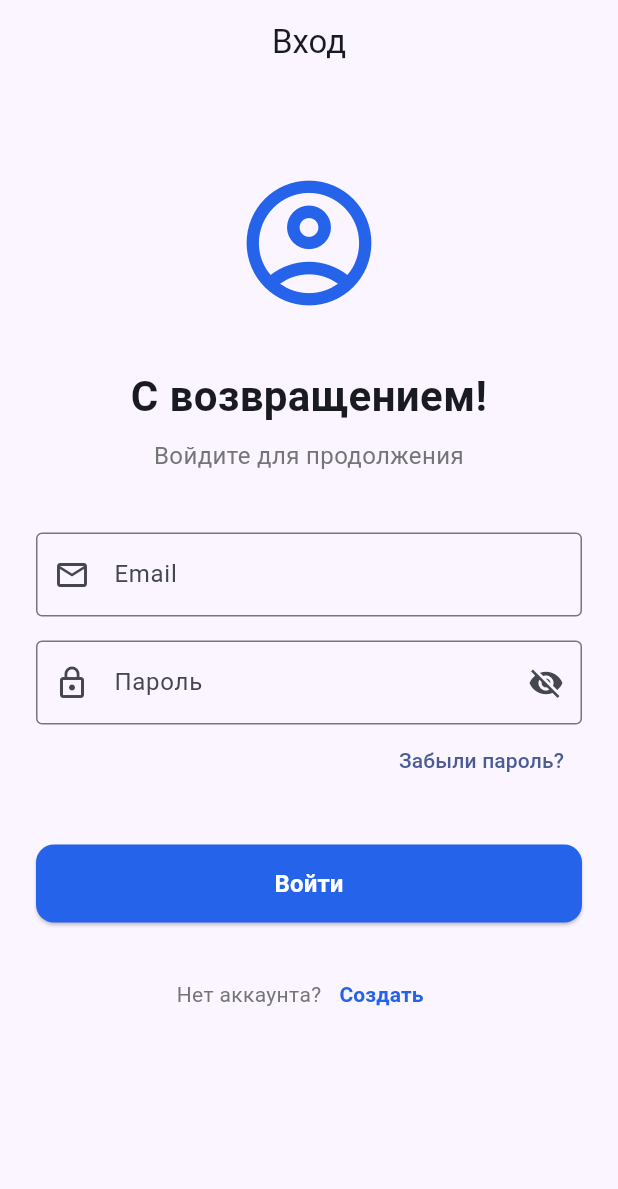
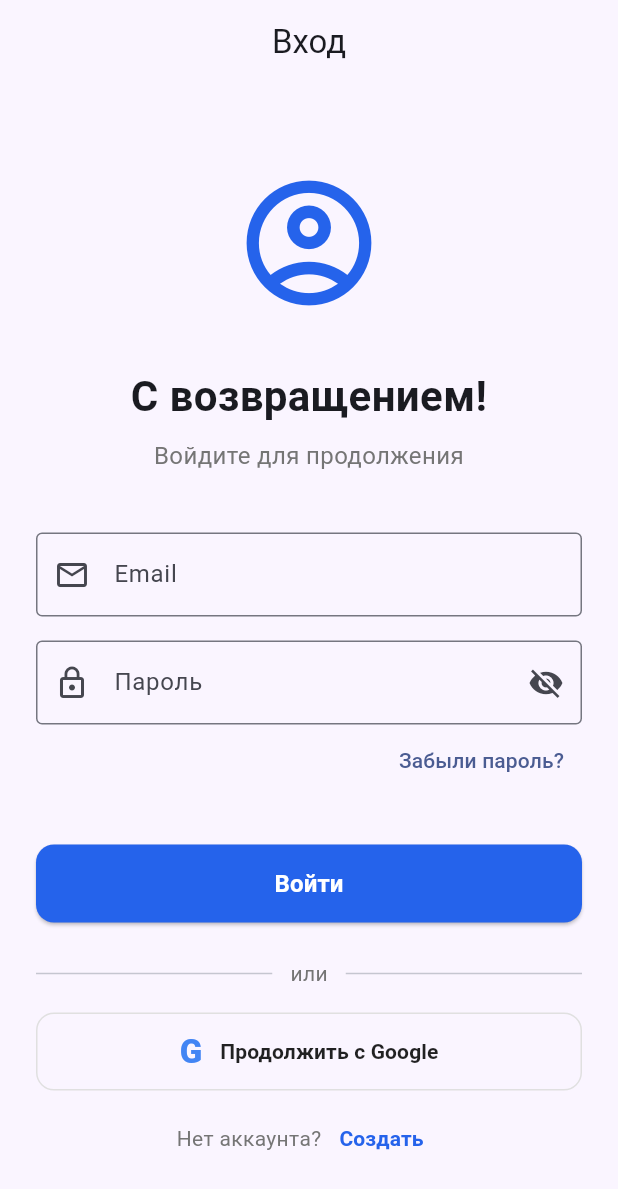
Before and after one commit to Galander2/automarketglobal, a Flutter app: the screen it shows after launch, on a phone screen of 412 x 824 dp. Shown: the top 1189 px of the screen. Run offline on Flutter 3.47's test engine with Material 3 defaults, Android fonts, the phone set to English and light mode, and no system bars; our stand-ins replace cloud_firestore, firebase_auth, firebase_core, google_sign_in, image_picker, shared_preferences; accounts and stored records are empty.

Commit message:
Add secure Google sign-in

```diff
--- a/lib/repositories/auth_repository.dart
+++ b/lib/repositories/auth_repository.dart
@@ -58,6 +58,12 @@ class AuthProvider extends ChangeNotifier {
         _currentUser = user;
         return user;
       });
+
+  Future<AppUser> signInWithGoogle() => _run(() async {
+    final user = await _authService.signInWithGoogle();
+    _currentUser = user;
+    return user;
+  });
 
   Future<AppUser> registerUser({
     required String email,
--- a/lib/screens/auth_screen.dart
+++ b/lib/screens/auth_screen.dart
@@ -81,6 +81,20 @@ class _AuthScreenState extends State<AuthScreen> {
           _isLoading = false;
         });
       }
+    }
+  }
+
+  Future<void> _handleGoogleSignIn() async {
+    setState(() => _isLoading = true);
+    try {
+      await context.read<AuthProvider>().signInWithGoogle();
+    } catch (error) {
+      if (!mounted) return;
+      ScaffoldMessenger.of(context).showSnackBar(
+        SnackBar(content: Text(error.toString()), backgroundColor: Colors.red),
+      );
+    } finally {
+      if (mounted) setState(() => _isLoading = false);
     }
   }
 
@@ -383,6 +397,55 @@ class _AuthScreenState extends State<AuthScreen> {
                 const SizedBox(height: 24),
 
                 Row(
+                  children: [
+                    const Expanded(child: Divider()),
+                    Padding(
+                      padding: const EdgeInsets.symmetric(horizontal: 12),
+                      child: Text(
+                        'или',
+                        style: TextStyle(color: Colors.grey[600]),
+                      ),
+                    ),
+                    const Expanded(child: Divider()),
+                  ],
+                ),
+                const SizedBox(height: 16),
+                SizedBox(
+                  height: 52,
+                  child: OutlinedButton(
+                    onPressed: _isLoading || authProvider.isLoading
+                        ? null
+                        : _handleGoogleSignIn,
+                    style: OutlinedButton.styleFrom(
+                      foregroundColor: Colors.black87,
+                      side: BorderSide(color: Colors.grey.shade300),
+                      shape: RoundedRectangleBorder(
+                        borderRadius: BorderRadius.circular(12),
+                      ),
+                    ),
+                    child: const Row(
+                      mainAxisAlignment: MainAxisAlignment.center,
+                      children: [
+                        Text(
+                          'G',
+                          style: TextStyle(
+                            color: Color(0xFF4285F4),
+                            fontSize: 22,
+                            fontWeight: FontWeight.w900,
+                          ),
+                        ),
+                        SizedBox(width: 12),
+                        Text(
+                          'Продолжить с Google',
+                          style: TextStyle(fontWeight: FontWeight.w700),
+                        ),
+                      ],
+                    ),
+                  ),
+                ),
+                const SizedBox(height: 8),
+
+                Row(
                   mainAxisAlignment: MainAxisAlignment.center,
                   children: [
                     Text(
--- a/pubspec.yaml
+++ b/pubspec.yaml
@@ -18,6 +18,7 @@ dependencies:
   firebase_auth: ^5.3.1
   cloud_firestore: ^5.4.4
   firebase_storage: ^12.3.0
+  google_sign_in: ^7.2.0
 
   # UI
   cupertino_icons: ^1.0.8
```
Also changed, not shown: lib/services/authentication_service.dart (+62 -0 lines).
